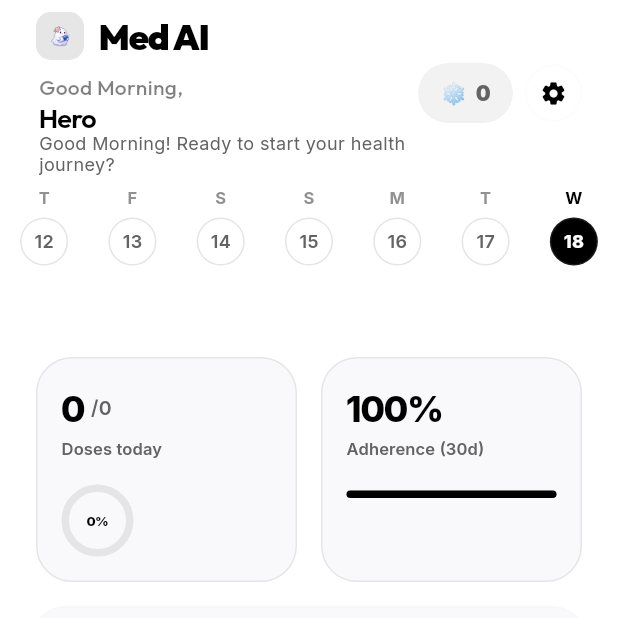
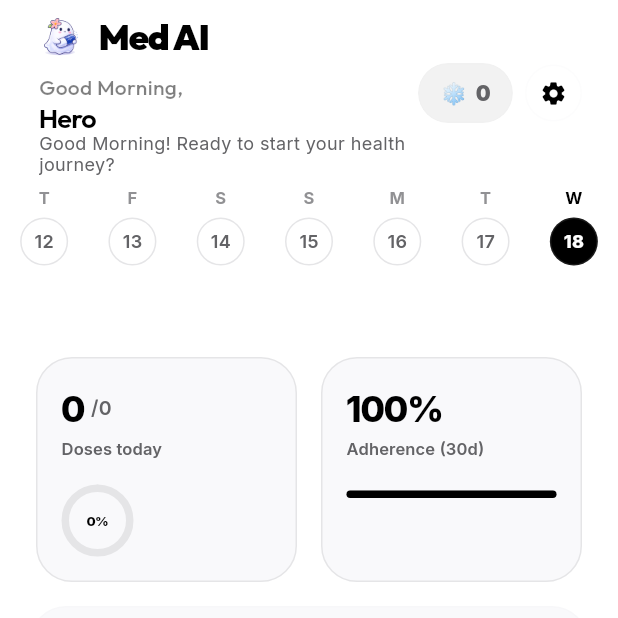
Before and after one commit to marafath1971-png/trackai, a Flutter app: the screen it shows after launch, on a phone screen of 412 x 824 dp, the top half of it. Run offline on Flutter 3.47's test engine with Material 3 defaults, Android fonts, the light colour scheme and no system bars; drawn by our look-alikes of flutter_animate; our stand-ins replace audioplayers, camera, cloud_firestore, firebase_analytics, firebase_auth, firebase_core and 20 more; missing offline and left inert: encrypt, flutter_dynamic_icon_plus, mobile_scanner; accounts and stored records are empty; statements that could not run were skipped.

Commit message:
Refine header logo: remove background and increase size

```diff
--- a/medtrackaiflutter/lib/widgets/common/unified_header.dart
+++ b/medtrackaiflutter/lib/widgets/common/unified_header.dart
@@ -173,21 +173,11 @@ class UnifiedHeader extends StatelessWidget implements PreferredSizeWidget {
       crossAxisAlignment: CrossAxisAlignment.center,
       mainAxisSize: MainAxisSize.min,
       children: [
-        Container(
+        Image.asset(
+          'assets/images/home_logo.png',
           width: 32,
           height: 32,
-          padding: const EdgeInsets.all(6),
-          decoration: BoxDecoration(
-            color: L.text.withValues(alpha: 0.1),
-            borderRadius: BorderRadius.circular(10),
-            border: Border.all(color: L.border.withValues(alpha: 0.12), width: 1.5),
-          ),
-          child: Image.asset(
-            'assets/images/home_logo.png',
-            width: 20,
-            height: 20,
-            fit: BoxFit.contain,
-          ),
+          fit: BoxFit.contain,
         ),
         const SizedBox(width: 10),
         Text(
```
